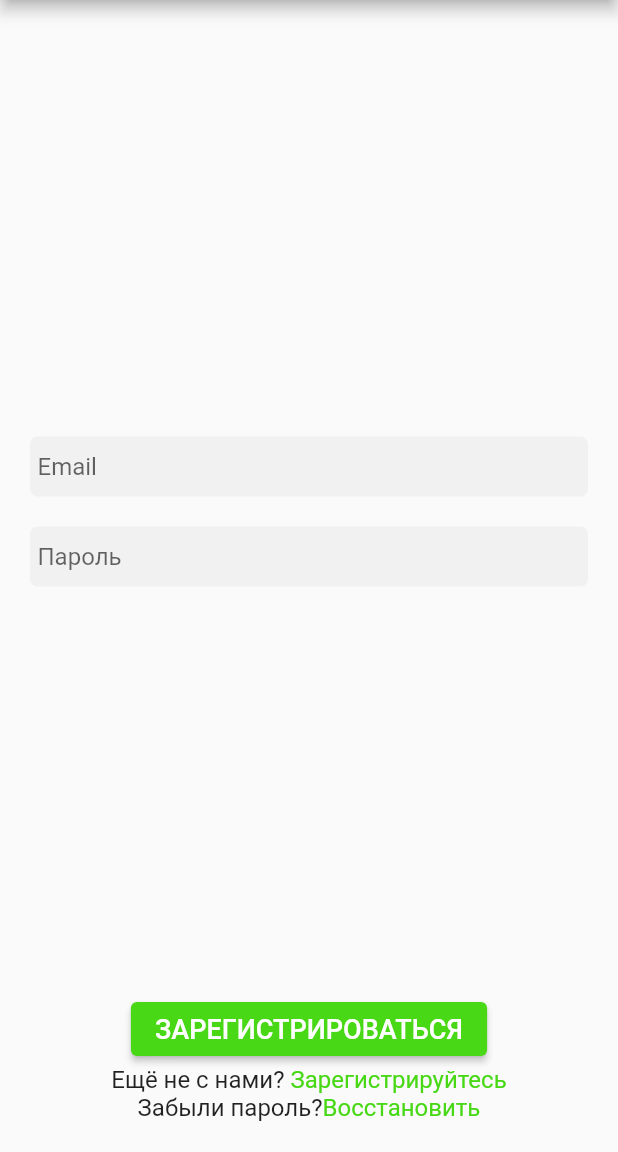
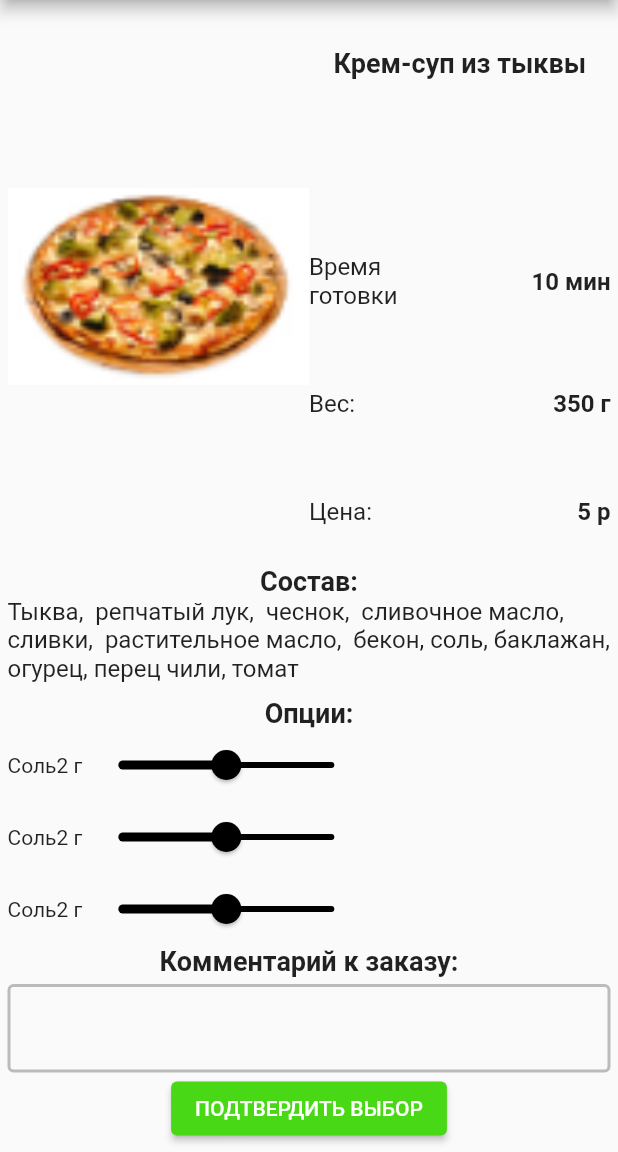
Before and after one commit to DroidWorker/RestaurantBase, a Flutter app: the screen it shows after launch, in the side drawer, after a tap on "ВОЙТИ", on a phone screen of 412 x 824 dp, the part 84-1236 px from its top. Run offline on Flutter 3.47's test engine with Material 2 defaults, Android fonts, the phone set to English and light mode, and no system bars.

Commit message:
orderitemScreen

```diff
--- a/lib/presentation/home.dart
+++ b/lib/presentation/home.dart
@@ -2,9 +2,12 @@ import 'package:flutter/material.dart';
 import 'package:restaurant/presentation/aboutScreen.dart';
 import 'package:restaurant/presentation/authRegScreen.dart';
 import 'package:restaurant/presentation/menuTop.dart';
+import 'package:restaurant/presentation/orderitemScreen.dart';
 import 'package:restaurant/presentation/reviewScreen.dart';
 import 'package:restaurant/presentation/searchBox.dart';
 import 'package:restaurant/presentation/topItem.dart';
+
+import 'menuScreen.dart';
 
 class Home extends StatefulWidget {
   @override
@@ -94,9 +97,9 @@ class _HomeState extends State<Home> {
 
           ): screen==2? AboutScreenWidget(
 
-          ): screen==3? const SizedBox.shrink(
+          ): screen==3? MenuScreenWidget(
 
-          ): screen==4? const SizedBox.shrink(
+          ): screen==4? OrderItemScreenWidget(
 
           ): screen==5? const SizedBox.shrink(
 
@@ -140,7 +143,7 @@ class _HomeState extends State<Home> {
                         onPressed: (){
                           setState(() {
                             screenParam=1;
-                            screen=6;
+                            screen=4;
                             Navigator.pop(context);
                           });
                         },
--- /dev/null
+++ b/lib/presentation/orderitemScreen.dart
@@ -0,0 +1,107 @@
+import 'package:flutter/material.dart';
+
+class OrderItemScreenWidget extends StatefulWidget{
+  const OrderItemScreenWidget({Key? key}) : super(key: key);
+
+  @override
+  _state createState() => _state();
+}
+class _state extends State<OrderItemScreenWidget>{
+  double firstSliderValue = 5;
+  double secondSliderValue = 25;
+  double thirdSliderValue = 50;
+
+  @override
+  Widget build(BuildContext context) {
+    return Container(
+      padding: const EdgeInsets.all(5),
+      child: Column(
+        children: [
+          Expanded(child: Row(
+            mainAxisAlignment: MainAxisAlignment.spaceAround,
+            children: [
+              Expanded(child: Image.asset("assets/images/image.png", fit: BoxFit.fitHeight,)),
+              Expanded(child: Column(
+                mainAxisAlignment: MainAxisAlignment.spaceAround,
+                children: [
+                  const Text("Крем-суп из тыквы", style: TextStyle(fontWeight: FontWeight.bold, fontSize: 18),),
+                  const SizedBox(height: 10),
+                  Row(
+                    mainAxisAlignment: MainAxisAlignment.spaceBetween,
+                    children: const [
+                      Text("Время\nготовки", style: TextStyle(fontSize: 16),),
+                      Text("10 мин", style: TextStyle(fontWeight: FontWeight.bold, fontSize: 16),)
+                    ],
+                  ),
+                  Row(
+                    mainAxisAlignment: MainAxisAlignment.spaceBetween,
+                    children: const [
+                      Text("Вес:", style: TextStyle(fontSize: 16)),
+                      Text("350 г", style: TextStyle(fontWeight: FontWeight.bold, fontSize: 16),)
+                    ],
+                  ),
+                  Row(
+                    mainAxisAlignment: MainAxisAlignment.spaceBetween,
+                    children: const [
+                      Text("Цена:", style: TextStyle(fontSize: 16)),
+                      Text("5 р", style: TextStyle(fontWeight: FontWeight.bold, fontSize: 16),)
+                    ],
+                  )
+                ],
+              ))
+            ],)),
+          const Text("Состав:", style: TextStyle(fontWeight: FontWeight.bold, fontSize: 18),),
+          const Text("Тыква,  репчатый лук,  чеснок,  сливочное масло,  сливки,  растительное масло,  бекон, соль, баклажан, огурец, перец чили, томат", style: TextStyle(fontSize: 16),),
+          const SizedBox(height: 10),
+          const Text("Опции:",  style: TextStyle(fontWeight: FontWeight.bold, fontSize: 18)),
+          Row(
+            children: [
+              const Text("Соль"),
+              const Text("2 г"),
+              Slider(value: firstSliderValue, onChanged: (double value){
+                setState(() {
+                  firstSliderValue = value;
+                });
+              }, min: 0, max: 10, thumbColor: Colors.black, inactiveColor: Colors.black, activeColor: Colors.black,)
+            ],
+          ),
+          Row(
+            children: [
+              const Text("Соль"),
+              const Text("2 г"),
+              Slider(value: secondSliderValue, onChanged: (double value){
+                setState(() {
+                  secondSliderValue = value;
+                });
+              }, min: 0, max: 50, thumbColor: Colors.black, inactiveColor: Colors.black, activeColor: Colors.black),
+            ],
+          ),
+          Row(
+            children: [
+              const Text("Соль"),
+              const Text("2 г"),
+              Slider(value: thirdSliderValue, onChanged: (double value){
+                setState(() {
+                  thirdSliderValue = value;
+                });
+              }, min: 0, max: 100, thumbColor: Colors.black, inactiveColor: Colors.black, activeColor: Colors.black)
+            ],
+          ),
+          const Text("Комментарий к заказу:", style: TextStyle(fontWeight: FontWeight.bold, fontSize: 18)),
+          const SizedBox(height: 5),
+          TextField(
+            keyboardType: TextInputType.multiline,
+            maxLines: null,
+            decoration: InputDecoration(
+                enabledBorder: OutlineInputBorder(
+                    borderSide: BorderSide(color: Color.fromARGB(64, 0, 0, 0), width: 2)
+                )
+            ),
+          ),
+          ElevatedButton(onPressed: (){}, child: const Text("ПОДТВЕРДИТЬ ВЫБОР", style: TextStyle(color: Colors.white)),style: ElevatedButton.styleFrom(primary: const Color.fromARGB(255, 72, 216, 22))),
+        ],
+      ),
+    );
+  }
+
+}
```
Also changed, not shown: lib/domain/data/dish.dart (added, +16 -0 lines), lib/domain/data/menuItem.dart (added, +10 -0 lines), lib/presentation/menuCategory.dart (added, +28 -0 lines), lib/presentation/menuScreen.dart (added, +72 -0 lines), assets/images/hot.png (added), assets/images/menuImage.png (added).
